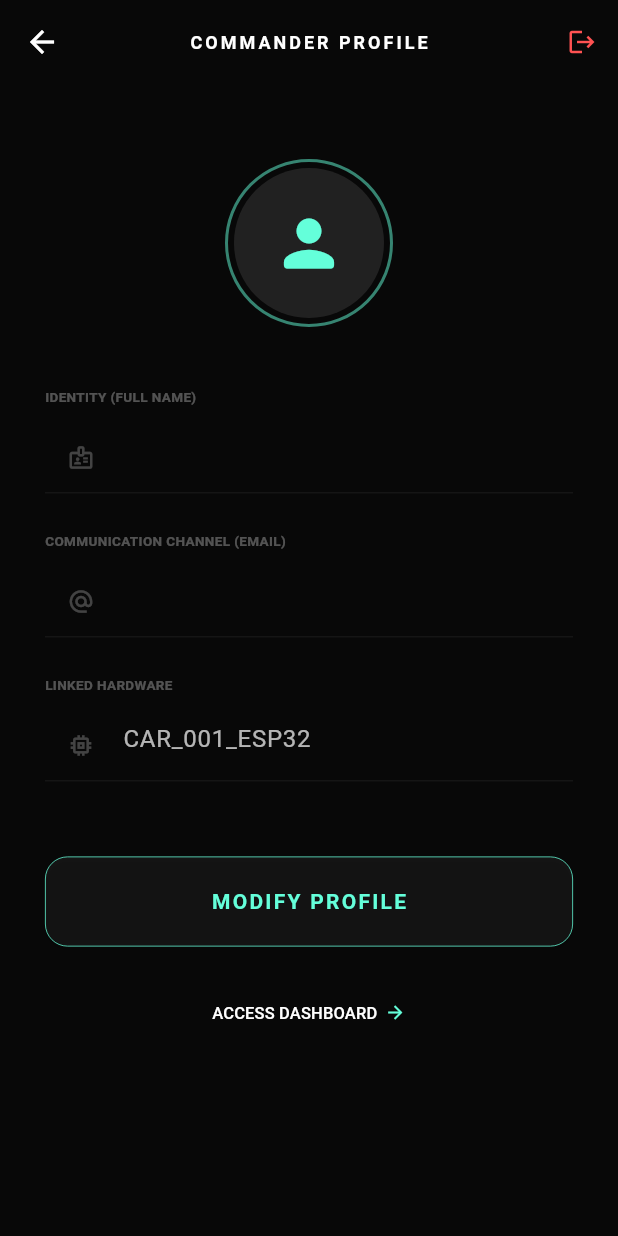
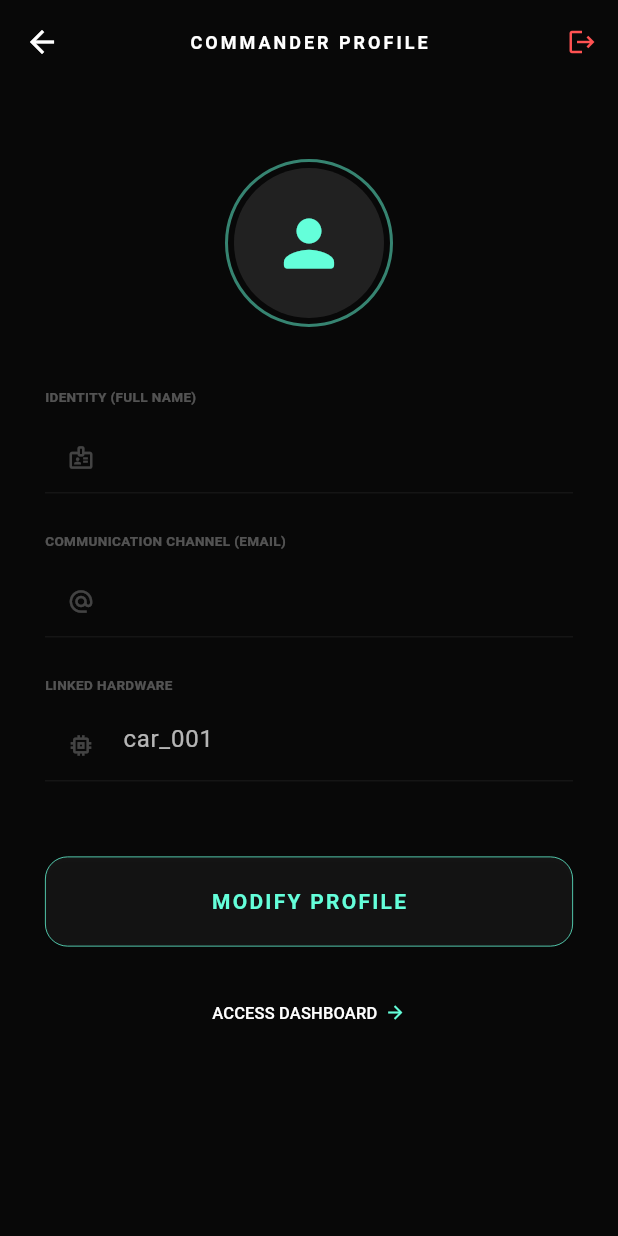
Before and after one commit to Mr-Jayed/TracON_Project1, a Flutter app: the ProfilePage screen opened directly, on a phone screen of 412 x 824 dp. Run offline on Flutter 3.47's test engine with Material 3 defaults, Android fonts, the phone set to English and light mode, and no system bars; our stand-ins replace audioplayers, flutter_map, latlong2, supabase_flutter; missing offline and left inert: onesignal_flutter; accounts and stored records are empty.

Commit message:
commit donez

```diff
--- a/lib/profile_page.dart
+++ b/lib/profile_page.dart
@@ -127,7 +127,7 @@ class _ProfilePageState extends State<ProfilePage> {
 
             _buildInfoField(
               label: "LINKED HARDWARE",
-              controller: TextEditingController(text: "CAR_001_ESP32"),
+              controller: TextEditingController(text: "car_001"),
               isEditable: false,
               icon: Icons.memory,
             ),
```
